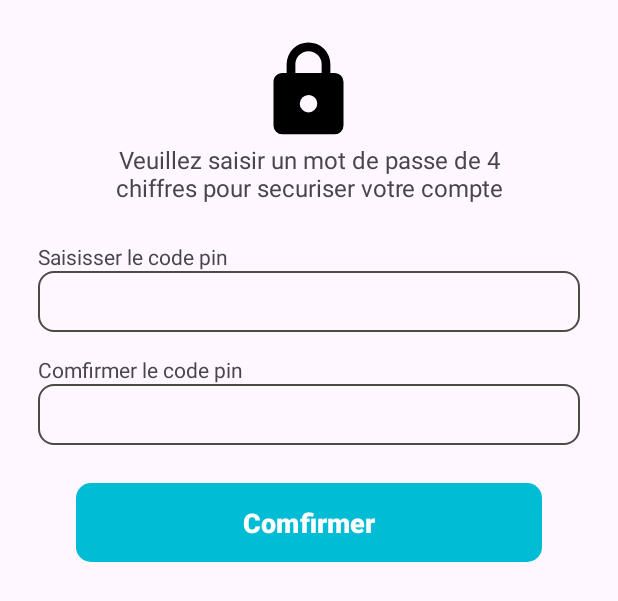
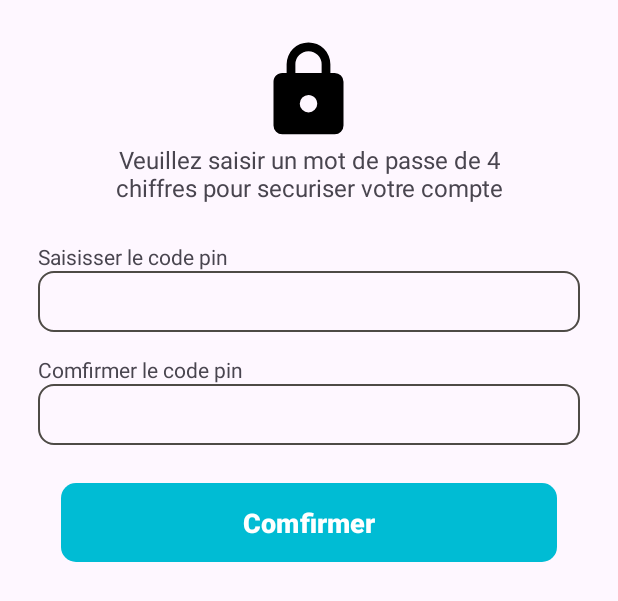
Before and after one commit to drisco/Locabill, an Android app: the layout codepopup.xml on its own in the app's theme, with its tools: preview values and no code run, on a phone screen of 412 x 824 dp. Shown: the top 601 px of the screen. Run offline under Robolectric (Android 15) with nearby library versions, the phone set to English and light mode, and no system bars.

Commit message:
auther update

```diff
--- a/app/src/main/res/layout/codepopup.xml
+++ b/app/src/main/res/layout/codepopup.xml
@@ -65,9 +65,9 @@
             android:layout_height="wrap_content"
             android:layout_below="@id/editTextAvance"
             android:layout_centerHorizontal="true"
-            android:layout_marginStart="25dp"
+            android:layout_marginStart="15dp"
             android:layout_marginTop="25dp"
-            android:layout_marginEnd="25dp"
+            android:layout_marginEnd="15dp"
             android:layout_marginBottom="25dp"
             android:padding="10dp"
             android:elevation="2dp"
```
